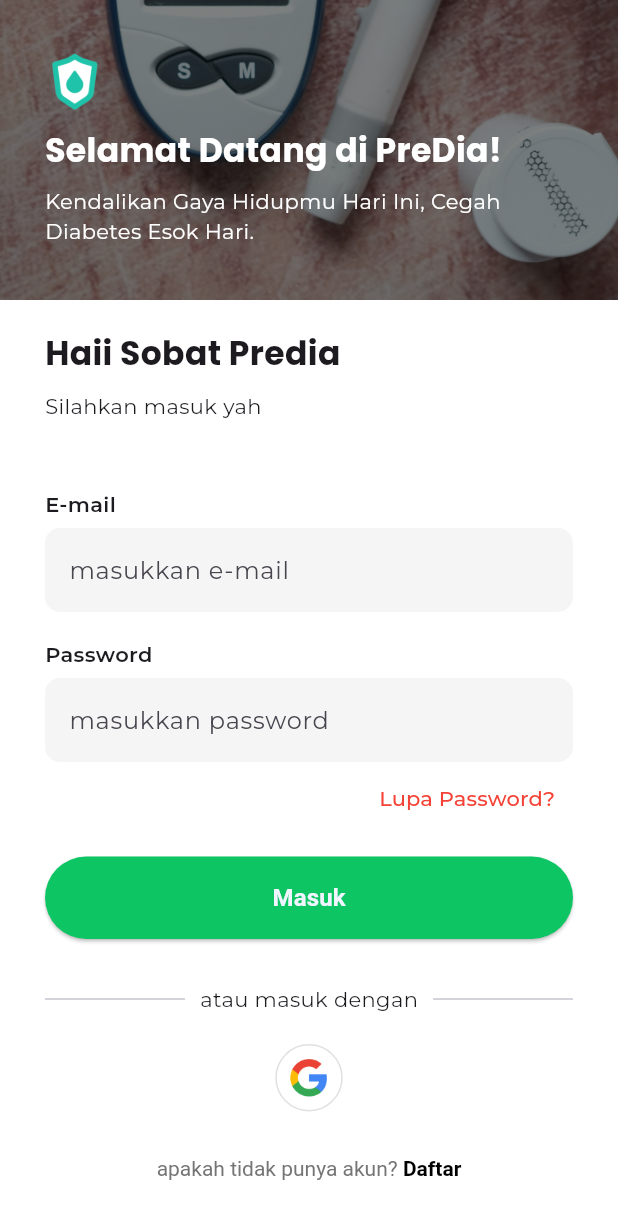
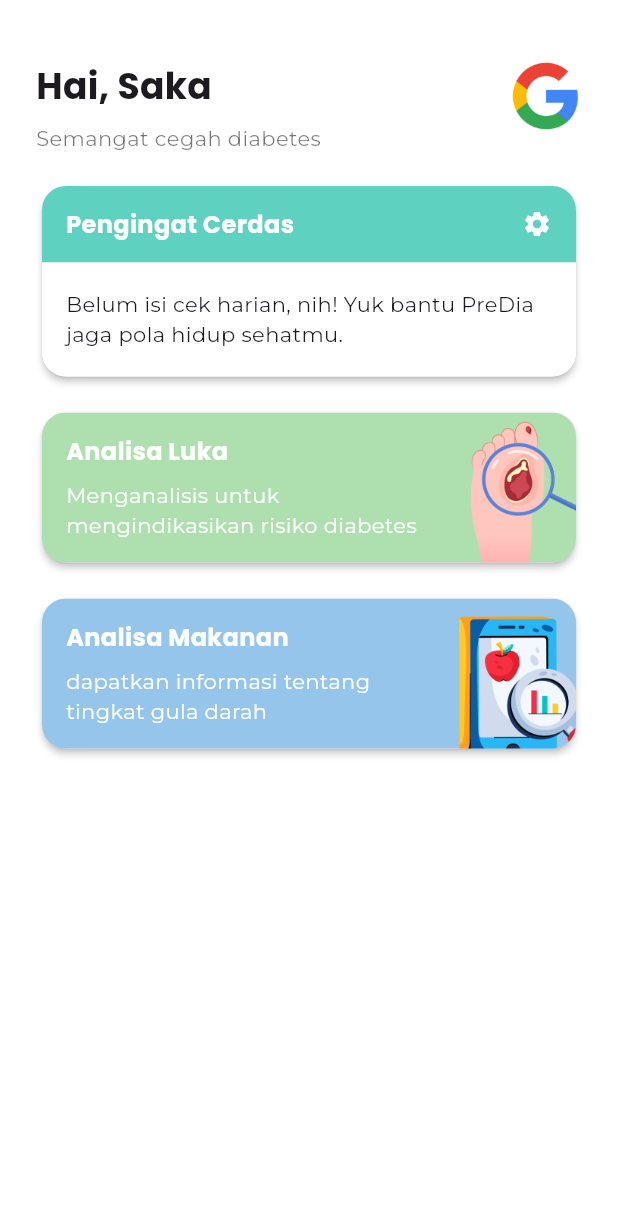
Before and after one commit to sakaaja27/predia, a Flutter app: the LoginScreen screen opened by its route, after a tap on "Masuk", on a phone screen of 412 x 824 dp. Shown: the top 1219 px of the screen. Run offline on Flutter 3.47's test engine with Material 3 defaults, Android fonts, the phone set to English and light mode, and no system bars; our stand-ins replace get, google_fonts.

Commit message:
dashboard screen not finished

```diff
--- a/lib/main.dart
+++ b/lib/main.dart
@@ -1,6 +1,7 @@
 import 'package:flutter/material.dart';
 import 'package:get/get.dart';
 import 'package:predia/screen/auth/login.dart';
+import 'package:predia/screen/home/home.dart';
 import 'package:predia/screen/onBoarding/BoardingOne.dart';
 import 'package:predia/screen/auth/register.dart';
 import 'package:predia/screen/auth/splash.dart';
@@ -24,7 +25,8 @@
         GetPage(name: '/login', page: () => LoginScreen()),
         GetPage(name: '/register', page: () => RegisterScreen()),
         GetPage(name: '/boardingOne', page: () => BoardinOne()),
-        GetPage(name: '/boardingTwo', page: () => BoardingTwo())
+        GetPage(name: '/boardingTwo', page: () => BoardingTwo()),
+        GetPage(name: '/home', page: () => Home())
       ],
     );
   }
--- a/lib/screen/auth/login.dart
+++ b/lib/screen/auth/login.dart
@@ -1,7 +1,6 @@
 import 'package:flutter/gestures.dart';
 import 'package:flutter/material.dart';
 import 'package:google_fonts/google_fonts.dart';
-import 'package:predia/utils/color.dart';
 import 'package:get/get.dart';
 import 'package:predia/widget/reusableSubmitButton.dart';
 import 'package:predia/widget/reusableTextInput.dart';
@@ -20,7 +19,7 @@
             height: 200,
             decoration: const BoxDecoration(
               image: DecorationImage(
-                image: AssetImage('assets/images/background_phone.jpg'),
+                image: AssetImage('assets/images/background_orange.jpg'),
                 fit: BoxFit.cover,
               ),
             ),
@@ -68,7 +67,9 @@
                     ),
                   ),
                   const SizedBox(height: 15),
-                  ReusableSubmitButton(text: 'Masuk', onPressed: () {}),
+                  ReusableSubmitButton(text: 'Masuk', onPressed: () {
+                    Get.offAllNamed('/home');
+                  }),
                   const SizedBox(height: 30),
                   Row(
                     children: const [
--- a/lib/screen/auth/register.dart
+++ b/lib/screen/auth/register.dart
@@ -43,7 +43,7 @@
             height: 200,
             decoration: const BoxDecoration(
               image: DecorationImage(
-                image: AssetImage('assets/images/background_phone.jpg'),
+                image: AssetImage('assets/images/background_orange.jpg'),
                 fit: BoxFit.cover,
               ),
             ),
--- /dev/null
+++ b/lib/screen/home/home.dart
@@ -0,0 +1,247 @@
+import 'package:flutter/material.dart';
+import 'package:predia/utils/color.dart';
+import 'package:google_fonts/google_fonts.dart';
+
+class Home extends StatelessWidget {
+  const Home({super.key});
+
+  @override
+  Widget build(BuildContext context) {
+    return Scaffold(
+      backgroundColor: Colors.white,
+      body: Stack(
+        children: [
+          Padding(
+            padding: const EdgeInsets.only(top: 40, left: 24, right: 24),
+            child: Row(
+              mainAxisAlignment: MainAxisAlignment.spaceBetween,
+              crossAxisAlignment: CrossAxisAlignment.start,
+              children: [
+                Column(
+                  crossAxisAlignment: CrossAxisAlignment.start,
+                  children: [
+                    Text(
+                      'Hai, Saka',
+                      style: GoogleFonts.poppins(
+                        fontSize: 24,
+                        fontWeight: FontWeight.w700,
+                      ),
+                    ),
+                    const SizedBox(height: 8),
+                    const Text(
+                      'Semangat cegah diabetes',
+                      style: TextStyle(fontSize: 14, color: Colors.black54),
+                    ),
+                  ],
+                ),
+                ClipRRect(
+                  borderRadius: BorderRadius.circular(30),
+                  child: Image.asset(
+                    'assets/images/google.png',
+                    width: 48,
+                    height: 48,
+                    fit: BoxFit.cover,
+                  ),
+                ),
+              ],
+            ),
+          ),
+          SingleChildScrollView(
+            padding: const EdgeInsets.only(
+              top: 120,
+              left: 24,
+              right: 24,
+              bottom: 24,
+            ),
+            child: Column(
+              children: [
+                Card(
+                  shape: RoundedRectangleBorder(
+                    borderRadius: BorderRadius.circular(16),
+                  ),
+                  elevation: 2,
+                  child: Column(
+                    crossAxisAlignment: CrossAxisAlignment.start,
+                    children: [
+                      Container(
+                        width: double.infinity,
+                        padding: const EdgeInsets.symmetric(
+                          vertical: 14,
+                          horizontal: 16,
+                        ),
+                        decoration: BoxDecoration(
+                          color: customGreenColor.withOpacity(0.7),
+                          borderRadius: const BorderRadius.only(
+                            topLeft: Radius.circular(16),
+                            topRight: Radius.circular(16),
+                          ),
+                        ),
+                        child: Row(
+                          children: [
+                            Text(
+                              'Pengingat Cerdas',
+                              style: GoogleFonts.poppins(
+                                fontWeight: FontWeight.w700,
+                                color: Colors.white,
+                                fontSize: 16,
+                              ),
+                            ),
+                            const Spacer(),
+                            Icon(Icons.settings, color: Colors.white, size: 20),
+                          ],
+                        ),
+                      ),
+                      Container(
+                        width: double.infinity,
+                        padding: const EdgeInsets.symmetric(
+                          vertical: 18,
+                          horizontal: 16,
+                        ),
+                        decoration: const BoxDecoration(
+                          color: Colors.white,
+                          borderRadius: BorderRadius.only(
+                            bottomLeft: Radius.circular(16),
+                            bottomRight: Radius.circular(16),
+                          ),
+                        ),
+                        child: const Text(
+                          'Belum isi cek harian, nih! Yuk bantu PreDia jaga pola hidup sehatmu.',
+                          style: TextStyle(fontSize: 14),
+                        ),
+                      ),
+                    ],
+                  ),
+                ),
+                const SizedBox(height: 16),
+                Card(
+                  shape: RoundedRectangleBorder(
+                    borderRadius: BorderRadius.circular(16),
+                  ),
+                  elevation: 2,
+                  child: ClipRRect(
+                    borderRadius: BorderRadius.circular(16),
+                    child: Container(
+                      height: 100,
+                      width: double.infinity,
+                      decoration: BoxDecoration(
+                        color: greenAnalisis.withOpacity(0.3),
+                      ),
+                      child: Stack(
+                        children: [
+                          Positioned(
+                            right: -20,
+                            bottom: -30,
+                            child: Image.asset(
+                              'assets/images/luka_scan.png',
+                              width: 100,
+                              height: 130,
+                              fit: BoxFit.cover,
+                            ),
+                          ),
+                          Padding(
+                            padding: const EdgeInsets.symmetric(
+                              vertical: 10,
+                              horizontal: 16,
+                            ),
+                            child: Column(
+                              crossAxisAlignment: CrossAxisAlignment.start,
+                              mainAxisAlignment: MainAxisAlignment.center,
+                              children: [
+                                Text(
+                                  'Analisa Luka',
+                                  style: GoogleFonts.poppins(
+                                    fontWeight: FontWeight.w700,
+                                    color: Colors.white,
+                                    fontSize: 16,
+                                  ),
+                                ),
+                                const SizedBox(height: 8),
+                                const Text(
+                                  'Menganalisis untuk\nmengindikasikan risiko diabetes',
+                                  style: TextStyle(
+                                    color: Colors.white,
+                                    fontSize: 14,
+                                    height: 1.4,
+                                  ),
+                                  maxLines: 3,
+                                  overflow: TextOverflow.ellipsis,
+                                ),
+                              ],
+                            ),
+                          ),
+                        ],
+                      ),
+                    ),
+                  ),
+                ),
+
+                const SizedBox(height: 16),
+                Card(
+                  shape: RoundedRectangleBorder(
+                    borderRadius: BorderRadius.circular(16),
+                  ),
+                  elevation: 2,
+                  child: ClipRRect(
+                    borderRadius: BorderRadius.circular(16),
+                    child: Container(
+                      height: 100,
+                      width: double.infinity,
+                      decoration: BoxDecoration(
+                        color: infoColor.withOpacity(0.5),
+                      ),
+                      child: Stack(
+                        children: [
+                          Positioned(
+                            right: -20,
+                            bottom: -30,
+                            child: Image.asset(
+                              'assets/images/scan_makanan.png',
+                              width: 100,
+                              height: 130,
+                              fit: BoxFit.cover,
+                            ),
+                          ),
+                          Padding(
+                            padding: const EdgeInsets.symmetric(
+                              vertical: 10,
+                              horizontal: 16,
+                            ),
+                            child: Column(
+                              crossAxisAlignment: CrossAxisAlignment.start,
+                              mainAxisAlignment: MainAxisAlignment.center,
+                              children: [
+                                Text(
+                                  'Analisa Makanan',
+                                  style: GoogleFonts.poppins(
+                                    fontWeight: FontWeight.w700,
+                                    color: Colors.white,
+                                    fontSize: 16,
+                                  ),
+                                ),
+                                const SizedBox(height: 8),
+                                const Text(
+                                  'dapatkan informasi tentang\ntingkat gula darah ',
+                                  style: TextStyle(
+                                    color: Colors.white,
+                                    fontSize: 14,
+                                    height: 1.4,
+                                  ),
+                                  maxLines: 3,
+                                  overflow: TextOverflow.ellipsis,
+                                ),
+                              ],
+                            ),
+                          ),
+                        ],
+                      ),
+                    ),
+                  ),
+                ),
+              ],
+            ),
+          ),
+        ],
+      ),
+    );
+  }
+}
--- a/lib/utils/color.dart
+++ b/lib/utils/color.dart
@@ -13,6 +13,7 @@
 Color infoColor = const Color(0xFF3498DB);
 Color disabledColor = const Color(0xFFBDBDBD);
 Color customGreenColor = const Color(0xFF1FC3A9);
+Color greenAnalisis = const Color(0xFF04B301);
 Color greenblack = const Color.fromARGB(255, 11, 99, 84);
 Color shadowColor = const Color(0xFF000000).withOpacity(0.1);
 Color fillColor = const Color(0xFFF1F5FF);
```
Also changed, not shown: assets/images/background_orange.jpg, assets/images/luka_scan.png (added), assets/images/scan_makanan.png (added).
